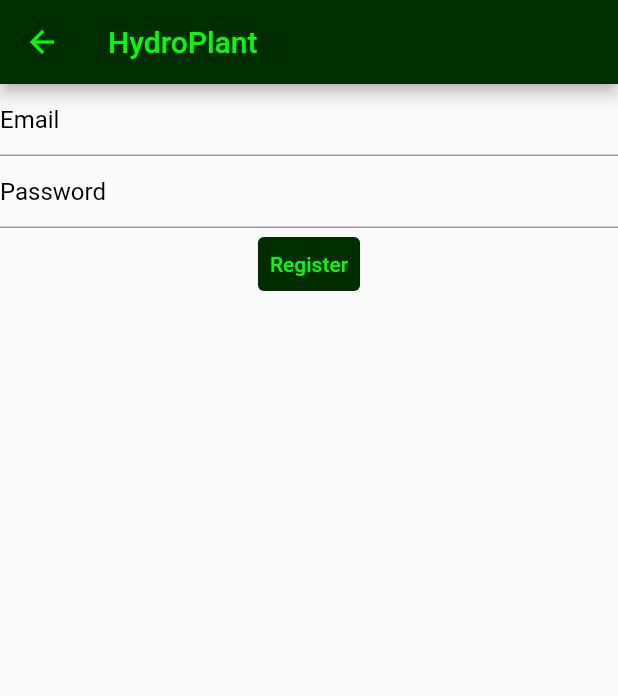
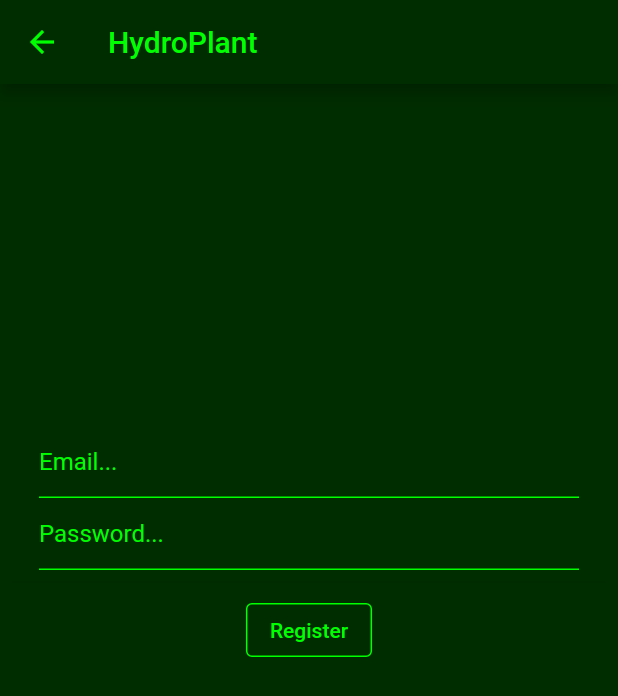
Before and after one commit to GersonCJ/PlantArmApp, a Flutter app: the RegisterView screen opened by its route, on a phone screen of 412 x 824 dp. Shown: the top 696 px of the screen. Run offline on Flutter 3.47's test engine with Material 2 defaults, Android fonts, the phone set to English and light mode, and no system bars; our stand-ins replace cloud_firestore, firebase_auth, firebase_core, syncfusion_flutter_charts; accounts and stored records are empty; generated files the repository leaves out were written again.

Commit message:
Aprimoramento da RegisterView, em estilo e forma.

```diff
--- a/Flutter/PlantArm/plantarmapp/lib/view/register_view.dart
+++ b/Flutter/PlantArm/plantarmapp/lib/view/register_view.dart
@@ -4,7 +4,6 @@ import 'package:plantarmapp/dialog/dialog_ok_box.dart';
 import 'package:plantarmapp/dialog/dialog_push_cancel_box.dart';
 import 'package:intl/intl.dart' show toBeginningOfSentenceCase;
 import 'package:plantarmapp/dialog/dialog_verification_box.dart';
-
 
 class RegisterView extends StatefulWidget {
   const RegisterView({Key? key}) : super(key: key);
@@ -14,13 +13,11 @@ class RegisterView extends StatefulWidget {
 }
 
 class _RegisterViewState extends State<RegisterView> {
-
   late final TextEditingController _email;
   late final TextEditingController _password;
 
   @override
   void initState() {
-    // TODO: implement initState
     _email = TextEditingController();
     _password = TextEditingController();
     super.initState();
@@ -28,7 +25,6 @@ class _RegisterViewState extends State<RegisterView> {
 
   @override
   void dispose() {
-    // TODO: implement dispose
     _email.dispose();
     _password.dispose();
     super.dispose();
@@ -42,59 +38,103 @@ class _RegisterViewState extends State<RegisterView> {
           backgroundColor: const Color.fromARGB(255, 0, 45, 0),
           foregroundColor: const Color.fromARGB(255, 0, 255, 0),
         ),
-      body:
+        backgroundColor: const Color.fromARGB(255, 0, 45, 0),
+        body: Padding(
+          padding: const EdgeInsets.all(8.0),
+          child: ListView(children: [
             Column(
               children: [
-            TextField(
+                const SizedBox(height: 220, child: Text('')),
+                SizedBox(
+                  width: 360,
+                  child: TextField(
                     controller: _email,
                     enableSuggestions: false,
                     autocorrect: false,
                     keyboardType: TextInputType.emailAddress,
+                    style:
+                        const TextStyle(color: Color.fromARGB(255, 0, 255, 0)),
+                    textAlign: TextAlign.left,
                     decoration: const InputDecoration(
-                hintText: 'Email',
-                hintStyle: TextStyle(color: Colors.black),
+                        fillColor: Color.fromARGB(255, 0, 255, 0),
+                        focusedBorder: OutlineInputBorder(
+                          borderSide:
+                              BorderSide(color: Color.fromARGB(255, 0, 255, 0)),
+                        ),
+                        enabledBorder: UnderlineInputBorder(
+                            borderSide: BorderSide(
+                                color: Color.fromARGB(255, 0, 255, 0))),
+                        hintText: 'Email...',
+                        hintStyle:
+                            TextStyle(color: Color.fromARGB(255, 0, 255, 0))),
+                    cursorColor: const Color.fromARGB(255, 0, 255, 0),
                   ),
                 ),
-            TextField(
+                SizedBox(
+                  width: 360,
+                  child: TextField(
                     controller: _password,
                     enableSuggestions: false,
                     autocorrect: false,
                     obscureText: true,
+                    style:
+                        const TextStyle(color: Color.fromARGB(255, 0, 255, 0)),
+                    textAlign: TextAlign.left,
                     decoration: const InputDecoration(
-                hintText: 'Password',
-                hintStyle: TextStyle(color: Colors.black),
+                        fillColor: Color.fromARGB(255, 0, 255, 0),
+                        focusedBorder: OutlineInputBorder(
+                          borderSide:
+                              BorderSide(color: Color.fromARGB(255, 0, 255, 0)),
+                        ),
+                        enabledBorder: UnderlineInputBorder(
+                            borderSide: BorderSide(
+                                color: Color.fromARGB(255, 0, 255, 0))),
+                        hintText: 'Password...',
+                        hintStyle:
+                            TextStyle(color: Color.fromARGB(255, 0, 255, 0))),
+                    cursorColor: const Color.fromARGB(255, 0, 255, 0),
                   ),
                 ),
-            TextButton(onPressed: (() async {
-              try{
+                const Divider(),
+                OutlinedButton(
+                    onPressed: (() async {
+                      try {
                         final username = _email.text;
                         final password = _password.text;
-                final userCredential = await FirebaseAuth.instance.createUserWithEmailAndPassword(
-                  email: username,
-                  password: password);
-              }
-              on FirebaseAuthException catch (e){
+                        final userCredential = await FirebaseAuth.instance
+                            .createUserWithEmailAndPassword(
+                                email: username, password: password);
+                      } on FirebaseAuthException catch (e) {
                         final messageError = e.code.toString();
-                final treatedMessageError = toBeginningOfSentenceCase(messageError.split('-').join(' ')).toString();
-                if (e.code == 'email-already-in-use'){
-                  final complement = '$treatedMessageError. Would you like to go to Login ?';
+                        final treatedMessageError = toBeginningOfSentenceCase(
+                                messageError.split('-').join(' '))
+                            .toString();
+                        if (e.code == 'email-already-in-use') {
+                          final complement =
+                              '$treatedMessageError. Would you like to go to Login ?';
                           dialogPushCancelBox(context, complement, 'LoginView');
                         } else {
                           dialogOkBox(context, treatedMessageError);
                         }
                       }
                       final user = FirebaseAuth.instance.currentUser;
-                if (user?.emailVerified ?? false){
-                }else {
+                      if (user?.emailVerified ?? false) {
+                      } else {
                         if (!mounted) return;
                         dialogVerificationBox(context);
                       }
-            }), style: ButtonStyle(
-                  backgroundColor: MaterialStateProperty.all(const Color.fromARGB(255, 0, 45, 0)),
-                  foregroundColor: MaterialStateProperty.all(const Color.fromARGB(255, 0, 255, 0))),
-                child:
-                  const Text('Register')),
+                    }),
+                    style: OutlinedButton.styleFrom(
+                      backgroundColor: const Color.fromARGB(255, 0, 45, 0),
+                      foregroundColor: const Color.fromARGB(255, 0, 255, 0),
+                      side: const BorderSide(
+                        color: Color.fromARGB(255, 0, 255, 0),
+                      ),
+                    ),
+                    child: const Text('Register')),
               ],
+            ),
+          ]),
         ));
   }
 }
```
Lines whose indentation alone changed are shown as unchanged.
